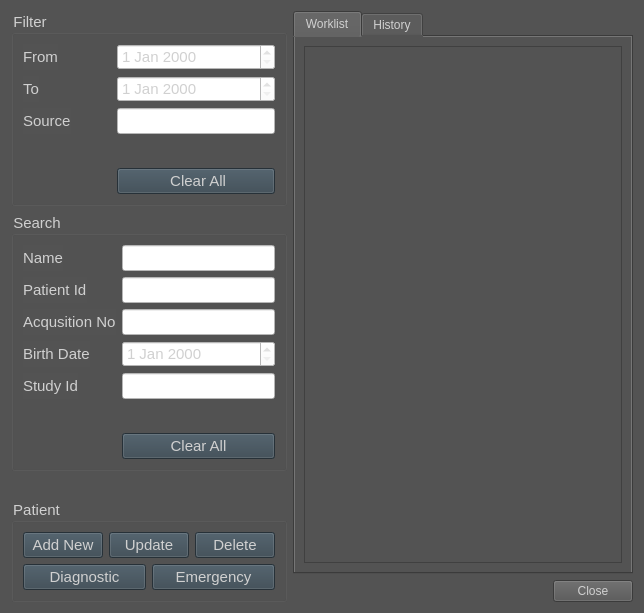
The window that View/Page/WorklistPage.ui (altay-brusan/etrek) describes before a commit, drawn with Qt 5.
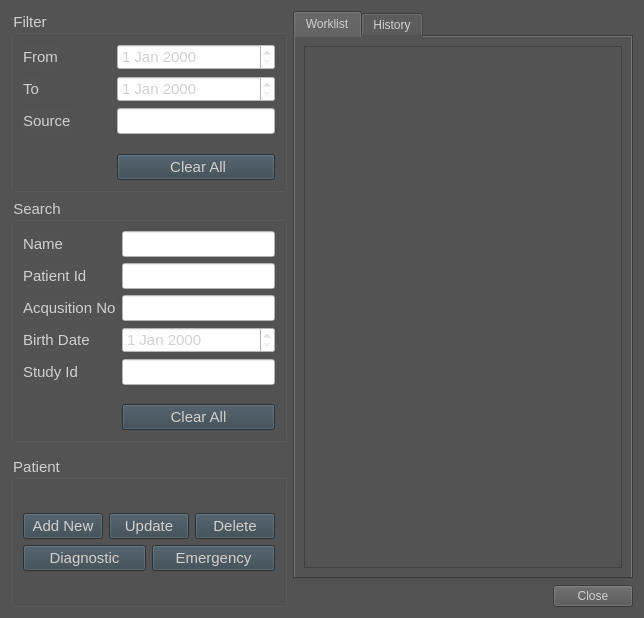
The same window after the commit. Icons and pictures are not drawn.

Commit message:
Adjust WorklistPage UI layout and add vertical spacers
Increased the height of the `geometry` property from 613 to 618.
Added two vertical spacers (`verticalSpacer_4` and `verticalSpacer_5`)
to the `QVBoxLayout` with the following properties:
- Orientation: Vertical
- Size hint: Width = 20, Height = 40
These changes improve the layout structure and spacing.

The edit to the form file:
```diff
--- a/View/Page/WorklistPage.ui
+++ b/View/Page/WorklistPage.ui
@@ -7,7 +7,7 @@
     <x>0</x>
     <y>0</y>
     <width>644</width>
-    <height>613</height>
+    <height>618</height>
    </rect>
   </property>
   <property name="windowTitle">
@@ -444,6 +444,19 @@
         <string>Patient</string>
        </property>
        <layout class="QVBoxLayout" name="verticalLayout">
+        <item>
+         <spacer name="verticalSpacer_4">
+          <property name="orientation">
+           <enum>Qt::Orientation::Vertical</enum>
+          </property>
+          <property name="sizeHint" stdset="0">
+           <size>
+            <width>20</width>
+            <height>40</height>
+           </size>
+          </property>
+         </spacer>
+        </item>
         <item>
          <layout class="QHBoxLayout" name="horizontalLayout">
           <item>
@@ -611,6 +624,19 @@
           </item>
          </layout>
         </item>
+        <item>
+         <spacer name="verticalSpacer_5">
+          <property name="orientation">
+           <enum>Qt::Orientation::Vertical</enum>
+          </property>
+          <property name="sizeHint" stdset="0">
+           <size>
+            <width>20</width>
+            <height>40</height>
+           </size>
+          </property>
+         </spacer>
+        </item>
        </layout>
       </widget>
      </item>
```
